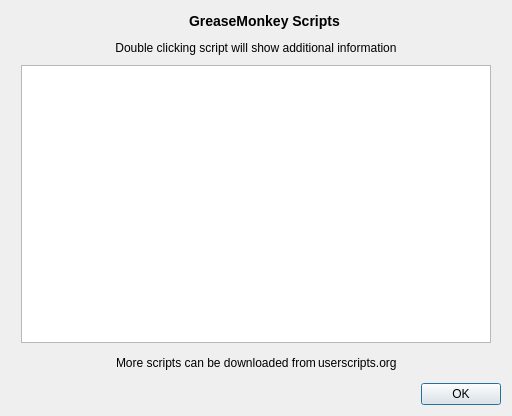
First picture: the form in GreaseMonkey/settings/gm_settings.ui, repository QupZilla/qupzilla-plugins, before the edit.
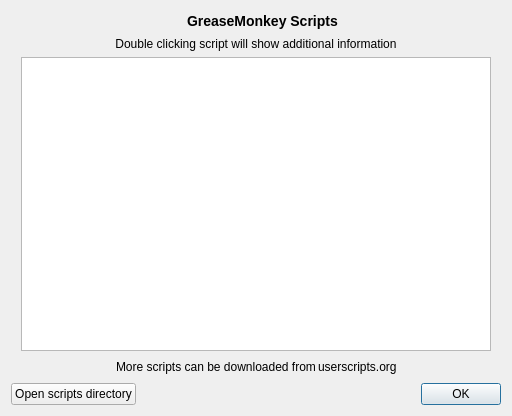
Second picture: the form after the edit. Icons and pictures are not drawn. Custom widgets are drawn as their Qt base class.

Commit message: GreaseMonkey: Button to open scripts directory in settings.

Diff of the .ui file:
```diff
--- a/GreaseMonkey/settings/gm_settings.ui
+++ b/GreaseMonkey/settings/gm_settings.ui
@@ -14,9 +14,6 @@
    <string>GreaseMonkey Scripts</string>
   </property>
   <layout class="QVBoxLayout" name="verticalLayout">
-   <property name="spacing">
-    <number>10</number>
-   </property>
    <item>
     <layout class="QHBoxLayout" name="horizontalLayout">
      <item>
@@ -186,6 +183,21 @@
     </layout>
    </item>
    <item>
+    <layout class="QHBoxLayout" name="horizontalLayout_4">
+     <item>
+      <widget class="QPushButton" name="openDirectory">
+       <property name="sizePolicy">
+        <sizepolicy hsizetype="Minimum" vsizetype="Preferred">
+         <horstretch>0</horstretch>
+         <verstretch>0</verstretch>
+        </sizepolicy>
+       </property>
+       <property name="text">
+        <string>Open scripts directory</string>
+       </property>
+      </widget>
+     </item>
+     <item>
     <widget class="QDialogButtonBox" name="buttonBox">
      <property name="orientation">
       <enum>Qt::Horizontal</enum>
@@ -194,6 +206,8 @@
       <set>QDialogButtonBox::Ok</set>
      </property>
     </widget>
+     </item>
+    </layout>
    </item>
   </layout>
  </widget>
```
Lines whose indentation alone changed are shown as unchanged. The commit also changes 13 other files.
